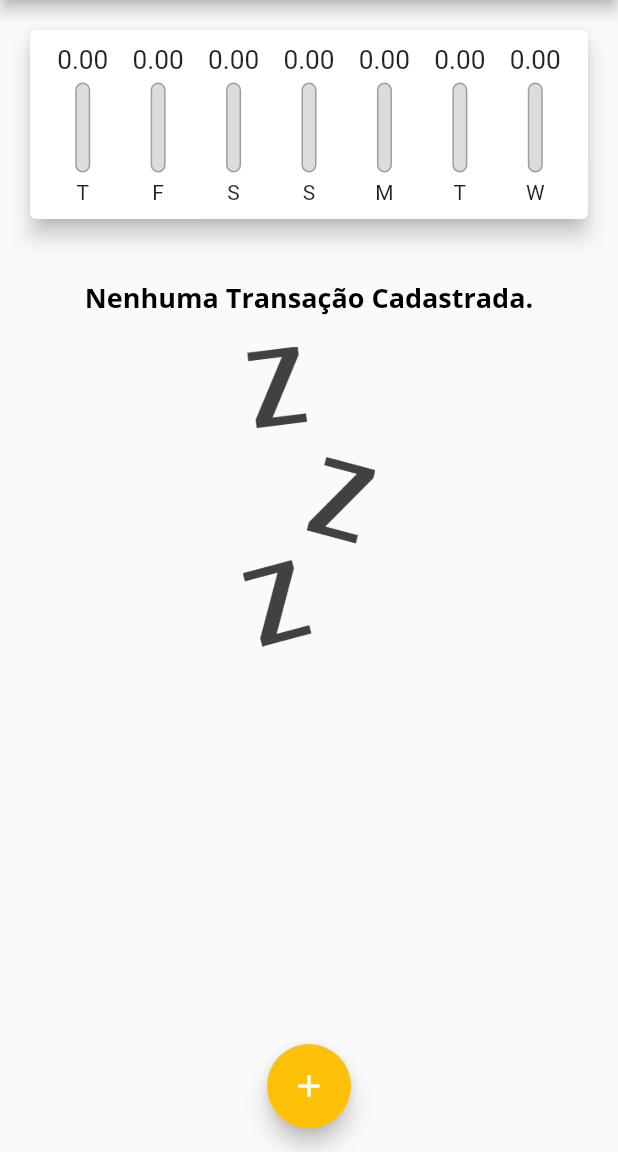
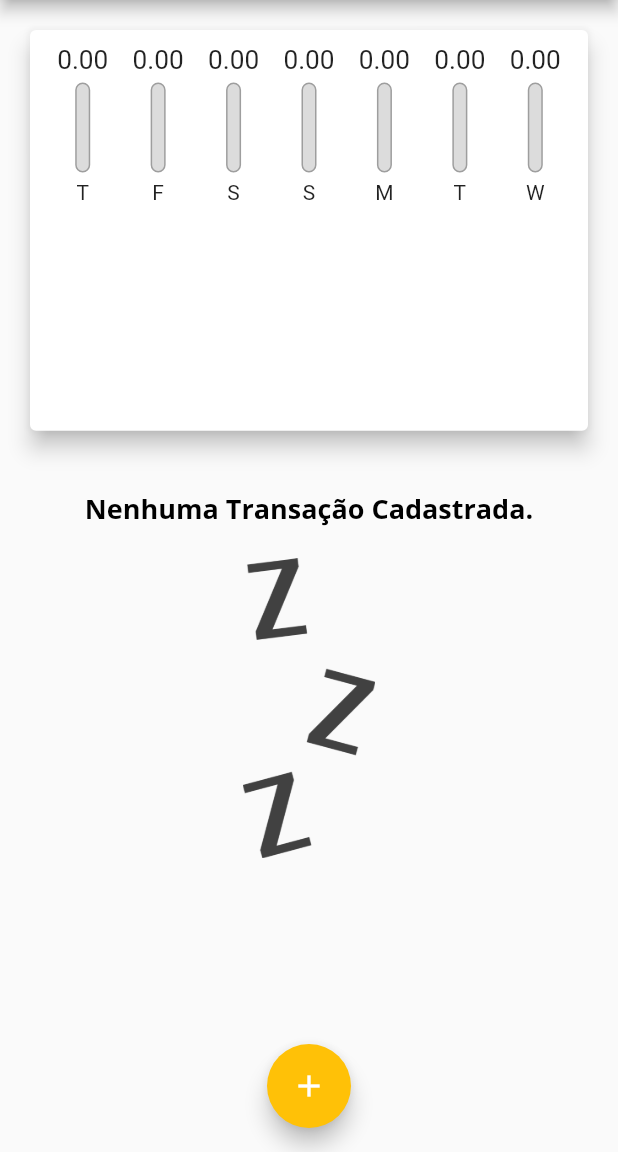
Before and after one commit to portelaoliveira/expenses, a Flutter app: the screen it shows after launch, on a phone screen of 412 x 824 dp, the part 84-1236 px from its top. Run offline on Flutter 3.47's test engine with Material 2 defaults, Android fonts, the phone set to English and light mode, and no system bars.

Commit message:
Calcular tamanho dinamicamente.

```diff
--- a/lib/components/transaction_list.dart
+++ b/lib/components/transaction_list.dart
@@ -11,9 +11,7 @@ class TransactionList extends StatelessWidget {
 
   @override
   Widget build(BuildContext context) {
-    return Container(
-      height: 430,
-      child: transactions.isEmpty
+    return transactions.isEmpty
         ? Column(
             children: <Widget>[
               SizedBox(height: 20),
@@ -69,7 +67,6 @@ class TransactionList extends StatelessWidget {
                 ),
               );
             },
-            ),
           );
   }
 }
--- a/lib/main.dart
+++ b/lib/main.dart
@@ -95,8 +95,7 @@ class _MyHomePageState extends State<MyHomePage> {
 
   @override
   Widget build(BuildContext context) {
-    return Scaffold(
-      appBar: AppBar(
+    final appBar = AppBar(
       title: const Text('Despesas Pessoais'),
       actions: [
         IconButton(
@@ -104,13 +103,25 @@ class _MyHomePageState extends State<MyHomePage> {
           onPressed: () => _openTransactionFormModal(context),
         ),
       ],
-      ),
+    );
+    final availableHeight = MediaQuery.of(context).size.height -
+        appBar.preferredSize.height -
+        MediaQuery.of(context).padding.top;
+
+    return Scaffold(
+      appBar: appBar,
       body: SingleChildScrollView(
         child: Column(
           crossAxisAlignment: CrossAxisAlignment.stretch,
           children: [
-            Chart(_recentTransactions),
-            TransactionList(_transactions, _removeTransaction),
+            Container(
+              child: Chart(_recentTransactions),
+              height: availableHeight * 0.4,
+            ),
+            Container(
+              height: availableHeight * 0.6,
+              child: TransactionList(_transactions, _removeTransaction),
+            ),
           ],
         ),
       ),
```
Lines whose indentation alone changed are shown as unchanged.
